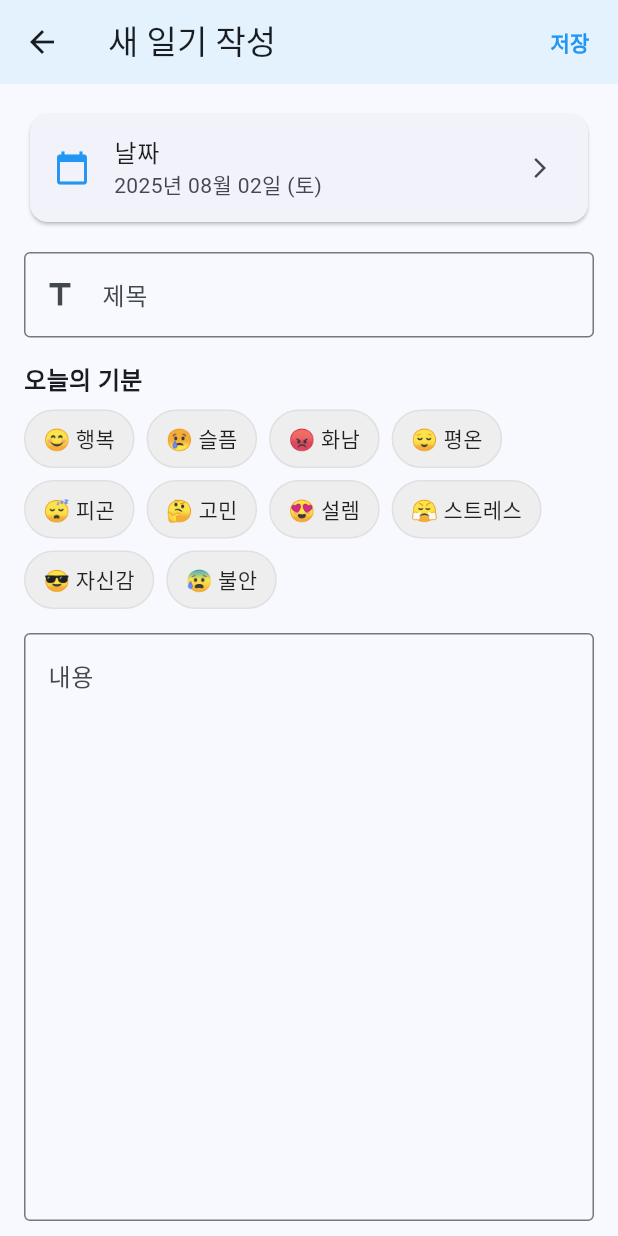
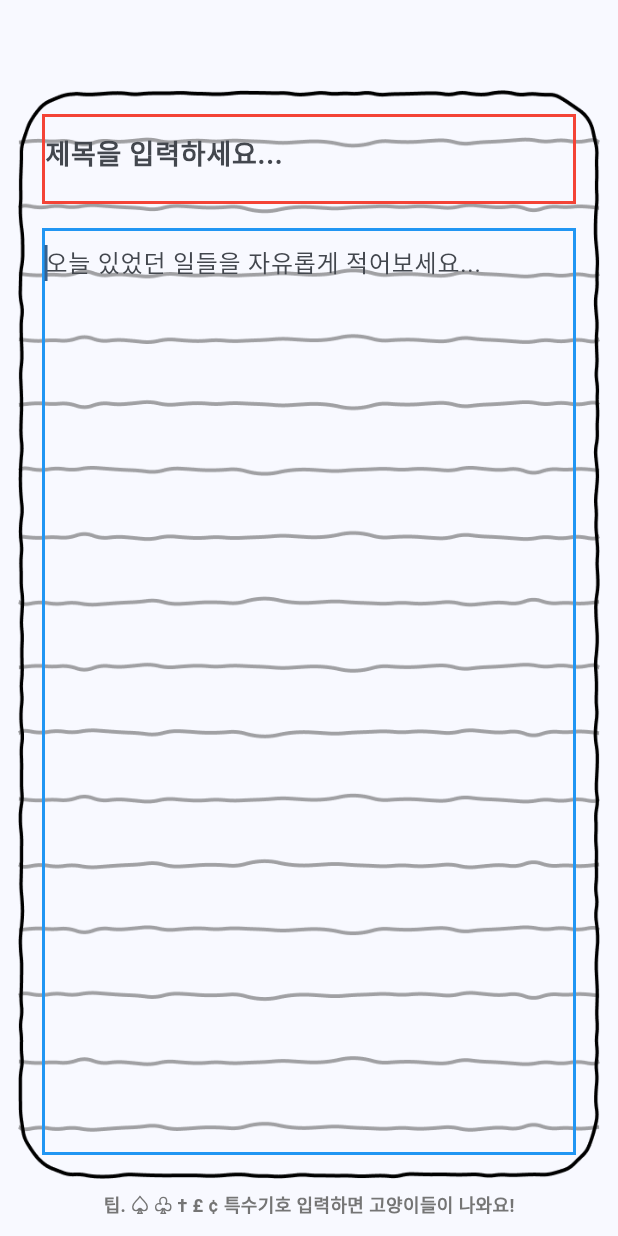
Before and after one commit to workminkyoung/diary_365, a Flutter app: the DiaryWriteScreen screen opened directly, on a phone screen of 412 x 824 dp. Run offline on Flutter 3.47's test engine with Material 3 defaults, Android fonts, the phone set to English and light mode, and no system bars; our stand-ins replace shared_preferences; accounts and stored records are empty; Roboto replaces fonts that are missing (CookieRun).

Commit message:
feat: 일기 내용 입력 페이지 화면 구축

```diff
--- a/lib/screens/diary_write_screen.dart
+++ b/lib/screens/diary_write_screen.dart
@@ -1,11 +1,10 @@
 import 'package:flutter/material.dart';
-import 'package:intl/intl.dart';
 import '../models/diary_entry.dart';
 import '../services/diary_service.dart';
 
 class DiaryWriteScreen extends StatefulWidget {
-  final DiaryEntry? entry; // For editing existing entries
-  final DateTime? selectedDate; // For creating new entries with specific date
+  final DiaryEntry? entry;
+  final DateTime? selectedDate;
 
   const DiaryWriteScreen({super.key, this.entry, this.selectedDate});
 
@@ -14,281 +13,167 @@ class DiaryWriteScreen extends StatefulWidget {
 }
 
 class _DiaryWriteScreenState extends State<DiaryWriteScreen> {
-  final _formKey = GlobalKey<FormState>();
-  final _titleController = TextEditingController();
   final _contentController = TextEditingController();
   final _diaryService = DiaryService();
 
-  DateTime _selectedDate = DateTime.now();
-  String? _selectedMood;
-  bool _isLoading = false;
+  late DateTime _selectedDate;
 
-  final List<String> _moods = [
-    '😊 행복',
-    '😢 슬픔',
-    '😡 화남',
-    '😌 평온',
-    '😴 피곤',
-    '🤔 고민',
-    '😍 설렘',
-    '😤 스트레스',
-    '😎 자신감',
-    '😰 불안',
-  ];
+  // 디버깅용 아웃라인 표시 여부
+  bool _showDebugOutlines = true;
 
   @override
   void initState() {
     super.initState();
+    // 기존 일기를 수정하는 경우, 해당 내용을 컨트롤러에 설정합니다.
     if (widget.entry != null) {
-      // Editing existing entry
-      _titleController.text = widget.entry!.title;
       _contentController.text = widget.entry!.content;
       _selectedDate = widget.entry!.date;
-      _selectedMood = widget.entry!.mood;
-    } else if (widget.selectedDate != null) {
-      // Creating new entry with specific date
-      _selectedDate = widget.selectedDate!;
+    } else {
+      // 새 일기를 작성하는 경우, 전달받은 날짜나 현재 날짜를 사용합니다.
+      _selectedDate = widget.selectedDate ?? DateTime.now();
     }
   }
 
   @override
   void dispose() {
-    _titleController.dispose();
+    // 화면이 닫힐 때, 컨트롤러의 내용이 비어있지 않다면 자동 저장합니다.
+    _autoSave();
     _contentController.dispose();
     super.dispose();
   }
 
-  Future<void> _selectDate() async {
-    final DateTime? picked = await showDatePicker(
-      context: context,
-      initialDate: _selectedDate,
-      firstDate: DateTime(2020),
-      lastDate: DateTime.now().add(const Duration(days: 1)),
-      locale: const Locale('ko', 'KR'),
-    );
-
-    if (picked != null && picked != _selectedDate) {
-      setState(() {
-        _selectedDate = picked;
-      });
-    }
-  }
-
-  Future<void> _saveDiary() async {
-    if (!_formKey.currentState!.validate()) {
+  Future<void> _autoSave() async {
+    final content = _contentController.text.trim();
+    if (content.isEmpty) {
+      // 내용이 비어있으면 저장하지 않습니다.
+      // 만약 기존에 내용이 있었는데 모두 지운 경우, 삭제 처리를 할 수도 있습니다.
+      // 현재는 내용이 없으면 아무것도 하지 않는 것으로 구현합니다.
       return;
     }
 
-    setState(() {
-      _isLoading = true;
-    });
-
     try {
       final now = DateTime.now();
+      // 기존 일기이거나, 새 일기이지만 id가 없는 경우를 모두 처리합니다.
+      final entryId = widget.entry?.id ?? _diaryService.generateId();
+
       final entry = DiaryEntry(
-        id: widget.entry?.id ?? _diaryService.generateId(),
-        title: _titleController.text.trim(),
-        content: _contentController.text.trim(),
+        id: entryId,
+        // 제목은 이제 사용하지 않으므로, 내용의 첫 줄을 제목으로 사용하거나 비워둡니다.
+        title: content.split('\n').first,
+        content: content,
         date: _selectedDate,
-        mood: _selectedMood,
         createdAt: widget.entry?.createdAt ?? now,
         updatedAt: now,
       );
 
       await _diaryService.saveEntry(entry);
-
-      if (mounted) {
-        ScaffoldMessenger.of(context).showSnackBar(
-          SnackBar(
-            content: Text(widget.entry != null ? '일기가 수정되었습니다.' : '일기가 저장되었습니다.'),
-            backgroundColor: Colors.green,
-          ),
-        );
-        Navigator.pop(context, true); // Return true to indicate success
-      }
     } catch (e) {
-      if (mounted) {
-        ScaffoldMessenger.of(context).showSnackBar(
-          SnackBar(
-            content: const Text('저장 중 오류가 발생했습니다.'),
-            backgroundColor: Colors.red,
-          ),
-        );
-      }
-    } finally {
-      if (mounted) {
-        setState(() {
-          _isLoading = false;
-        });
-      }
+      // 자동 저장이므로 사용자에게 오류를 표시하기보다는 로깅을 하는 것이 좋습니다.
+      print('Auto-save failed: $e');
     }
   }
 
   @override
   Widget build(BuildContext context) {
     return Scaffold(
-      appBar: AppBar(
-        title: Text(widget.entry != null ? '일기 수정' : '새 일기 작성'),
-        backgroundColor: Colors.blue.shade50,
-        elevation: 0,
-        actions: [
-          if (!_isLoading)
-            TextButton(
-              onPressed: _saveDiary,
-              child: const Text(
-                '저장',
-                style: TextStyle(
-                  color: Colors.blue,
-                  fontWeight: FontWeight.bold,
-                ),
-              ),
-            ),
-        ],
-      ),
-      body: _isLoading
-          ? const Center(child: CircularProgressIndicator())
-          : Form(
-              key: _formKey,
-              child: SingleChildScrollView(
-                padding: const EdgeInsets.all(16.0),
-                child: Column(
-                  crossAxisAlignment: CrossAxisAlignment.start,
-                  children: [
-                    // Date Selection
-                    Card(
-                      child: ListTile(
-                        leading: const Icon(Icons.calendar_today, color: Colors.blue),
-                        title: const Text('날짜'),
-                        subtitle: Text(
-                          DateFormat('yyyy년 MM월 dd일 (E)', 'ko_KR').format(_selectedDate),
+              body: SafeArea(
+          child: Padding(
+            // 요청하신 대로 top: 60, 좌우 12의 패딩을 적용합니다.
+            padding: const EdgeInsets.only(top: 60, left: 12, right: 12, bottom: 12),
+            child: Column(
+              children: [
+                // cellStroke 이미지 영역 (타이틀 + 내용입력)
+                Expanded(
+                  child: Stack(
+                    children: [
+                      // 배경 이미지들
+                      Positioned.fill(
+                        child: Image.asset(
+                          'assets/images/cellBG.png',
+                          fit: BoxFit.fill,
                         ),
-                        trailing: const Icon(Icons.arrow_forward_ios, size: 16),
-                        onTap: _selectDate,
                       ),
-                    ),
-
-                    const SizedBox(height: 16),
-
-                    // Title Input
-                    TextFormField(
-                      controller: _titleController,
-                      decoration: const InputDecoration(
-                        labelText: '제목',
-                        hintText: '오늘의 제목을 입력하세요',
-                        border: OutlineInputBorder(),
-                        prefixIcon: Icon(Icons.title),
+                      Positioned.fill(
+                        child: Image.asset(
+                          'assets/images/cellStroke.png',
+                          fit: BoxFit.fill,
+                        ),
                       ),
-                      validator: (value) {
-                        if (value == null || value.trim().isEmpty) {
-                          return '제목을 입력해주세요';
-                        }
-                        return null;
-                      },
-                    ),
-
-                    const SizedBox(height: 16),
-
-                    // Mood Selection
-                    const Text(
-                      '오늘의 기분',
-                      style: TextStyle(
-                        fontSize: 16,
-                        fontWeight: FontWeight.bold,
-                      ),
-                    ),
-                    const SizedBox(height: 8),
-                    Wrap(
-                      spacing: 8,
-                      runSpacing: 8,
-                      children: _moods.map((mood) {
-                        final isSelected = _selectedMood == mood;
-                        return GestureDetector(
-                          onTap: () {
-                            setState(() {
-                              _selectedMood = isSelected ? null : mood;
-                            });
-                          },
-                          child: Container(
-                            padding: const EdgeInsets.symmetric(
-                              horizontal: 12,
-                              vertical: 8,
+                      // 타이틀 영역
+                      Positioned(
+                        top: 16,
+                        left: 16,
+                        right: 16,
+                        height: 60, // 타이틀 영역 높이
+                        child: Container(
+                          decoration: _showDebugOutlines
+                              ? BoxDecoration(
+                                  border: Border.all(color: Colors.red, width: 2), // 디버깅용 빨간색 아웃라인
+                                )
+                              : null,
+                          child: const TextField(
+                            decoration: InputDecoration(
+                              hintText: '제목을 입력하세요...',
+                              border: InputBorder.none,
+                              filled: false,
                             ),
-                            decoration: BoxDecoration(
-                              color: isSelected ? Colors.blue : Colors.grey.shade200,
-                              borderRadius: BorderRadius.circular(20),
-                              border: Border.all(
-                                color: isSelected ? Colors.blue : Colors.grey.shade300,
-                              ),
-                            ),
-                            child: Text(
-                              mood,
-                              style: TextStyle(
-                                color: isSelected ? Colors.white : Colors.black87,
-                                fontWeight: isSelected ? FontWeight.bold : FontWeight.normal,
-                              ),
+                            style: TextStyle(
+                              fontFamily: 'CookieRun',
+                              fontSize: 18,
+                              fontWeight: FontWeight.bold,
                             ),
                           ),
-                        );
-                      }).toList(),
-                    ),
-
-                    const SizedBox(height: 16),
-
-                    // Content Input
-                    TextFormField(
-                      controller: _contentController,
-                      maxLines: 15,
-                      decoration: const InputDecoration(
-                        labelText: '내용',
-                        hintText: '오늘 있었던 일들을 자유롭게 적어보세요...',
-                        border: OutlineInputBorder(),
-                        alignLabelWithHint: true,
+                        ),
                       ),
-                      validator: (value) {
-                        if (value == null || value.trim().isEmpty) {
-                          return '내용을 입력해주세요';
-                        }
-                        return null;
-                      },
-                    ),
-
-                    const SizedBox(height: 24),
-
-                    // Save Button
-                    SizedBox(
-                      width: double.infinity,
-                      height: 50,
-                      child: ElevatedButton(
-                        onPressed: _isLoading ? null : _saveDiary,
-                        style: ElevatedButton.styleFrom(
-                          backgroundColor: Colors.blue,
-                          foregroundColor: Colors.white,
-                          shape: RoundedRectangleBorder(
-                            borderRadius: BorderRadius.circular(8),
+                      // 내용 입력 영역
+                      Positioned(
+                        top: 92, // 타이틀 영역 아래 (16 + 60 + 16)
+                        left: 16,
+                        right: 16,
+                        bottom: 16,
+                        child: Container(
+                          decoration: _showDebugOutlines
+                              ? BoxDecoration(
+                                  border: Border.all(color: Colors.blue, width: 2), // 디버깅용 파란색 아웃라인
+                                )
+                              : null,
+                          child: TextFormField(
+                            controller: _contentController,
+                            maxLines: null,
+                            expands: true,
+                            decoration: const InputDecoration(
+                              hintText: '오늘 있었던 일들을 자유롭게 적어보세요...',
+                              border: InputBorder.none,
+                              filled: false,
+                            ),
+                            style: const TextStyle(
+                              fontFamily: 'CookieRun',
+                              fontSize: 16,
+                            ),
+                            autofocus: true,
                           ),
                         ),
-                        child: _isLoading
-                            ? const SizedBox(
-                                height: 20,
-                                width: 20,
-                                child: CircularProgressIndicator(
-                                  strokeWidth: 2,
-                                  valueColor: AlwaysStoppedAnimation<Color>(Colors.white),
-                                ),
-                              )
-                            : Text(
-                                widget.entry != null ? '수정하기' : '저장하기',
-                                style: const TextStyle(
-                                  fontSize: 16,
-                                  fontWeight: FontWeight.bold,
-                                ),
-                              ),
                       ),
+                    ],
+                  ),
+                ),
+                // 팁 텍스트 (cellStroke 영역 밖)
+                Padding(
+                  padding: const EdgeInsets.only(top: 8, left: 27, right: 27),
+                  child: Text(
+                    '팁. ♤ ♧ † £ ¢ 특수기호 입력하면 고양이들이 나와요!',
+                    style: TextStyle(
+                      fontFamily: 'CookieRun',
+                      fontSize: 12,
+                      fontWeight: FontWeight.bold,
+                      color: Colors.grey.shade600,
                     ),
-                  ],
+                  ),
                 ),
-              ),
+              ],
             ),
+          ),
+        ),
     );
   }
 }
```
Also changed, not shown: assets/images/cellBG.png (added), assets/images/cellStroke.png (added).
